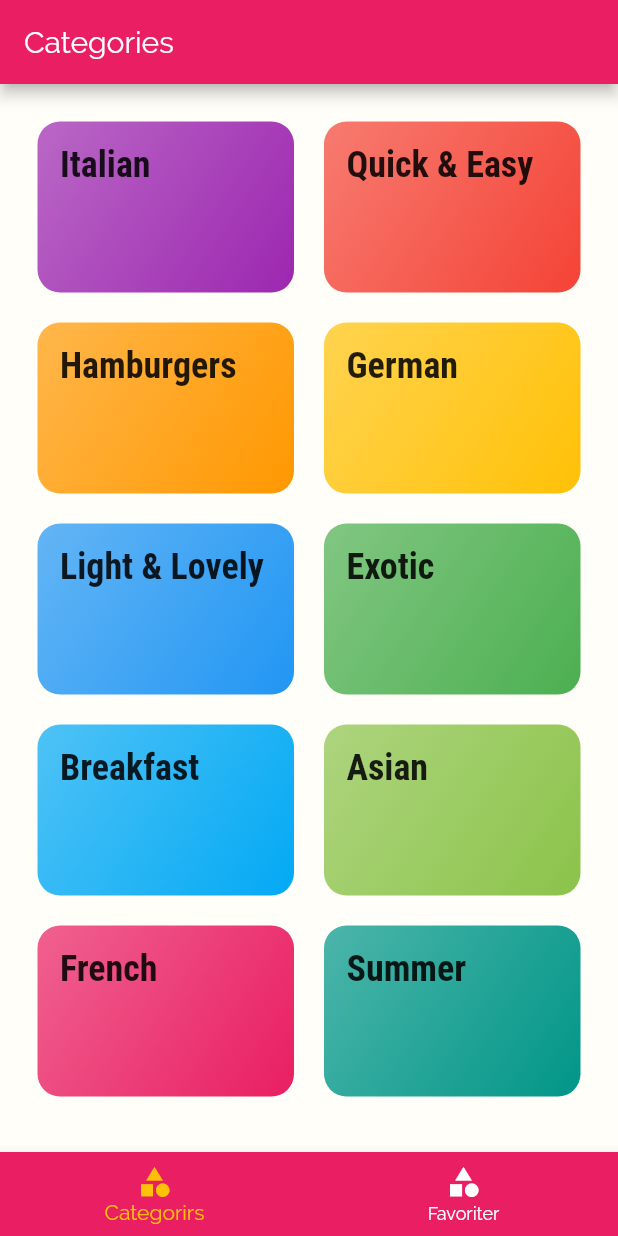
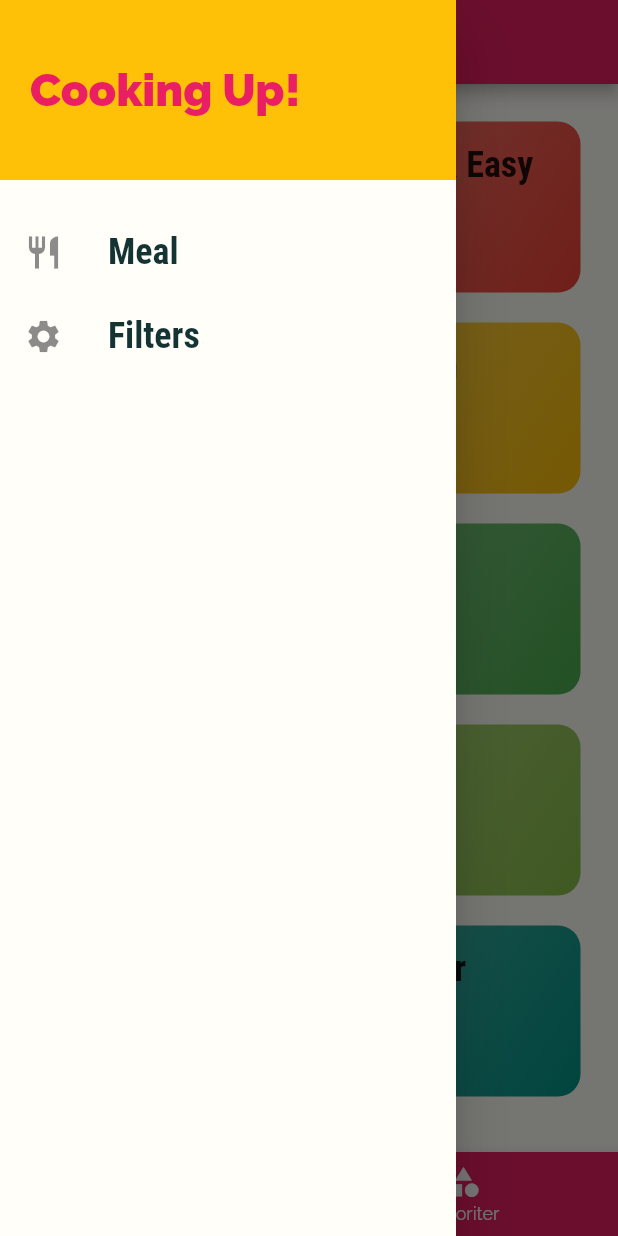
Before and after one commit to JakapongMo/meals_app, a Flutter app: the screen it shows after launch, with the side drawer open (before the commit the screen has no drawer), on a phone screen of 412 x 824 dp. Run offline on Flutter 3.47's test engine with Material 2 defaults, Android fonts, the phone set to English and light mode, and no system bars.

Commit message:
Add main drewer

```diff
--- a/lib/Screens/tabs_screen.dart
+++ b/lib/Screens/tabs_screen.dart
@@ -1,6 +1,7 @@
 import 'package:flutter/material.dart';
 import 'package:meals_app/Screens/categories_screen.dart';
 import 'package:meals_app/Screens/favorites_screen.dart';
+import 'package:meals_app/widgets/main_drawer.dart';
 
 class TabsScreen extends StatefulWidget {
   @override
@@ -27,6 +28,7 @@ class _TabsScreenState extends State<TabsScreen> {
           appBar: AppBar(
             title: Text(_pages[_seletedPageIndex]['title']),
           ),
+          drawer: MainDrawer(),
           body: _pages[_seletedPageIndex]['page'],
           bottomNavigationBar: BottomNavigationBar(
             onTap: _selectPage,
--- /dev/null
+++ b/lib/widgets/main_drawer.dart
@@ -0,0 +1,47 @@
+import 'package:flutter/material.dart';
+
+class MainDrawer extends StatelessWidget {
+
+  Widget builListTile(String title, IconData icon) {
+    return ListTile(
+            leading: Icon(
+              icon,
+              size: 26,),
+              title: Text(
+                title,
+                style: TextStyle(
+                  fontFamily: 'RobotoCondensed',
+                  fontSize: 24,
+                  fontWeight: FontWeight.bold,
+                ),
+              ),
+              onTap: () {
+                //..
+              },
+          );
+  }
+
+  @override
+  Widget build(BuildContext context) {
+    return Drawer(
+      child: Column(
+        children: <Widget>[
+          Container(
+            height: 120,
+            width: double.infinity,
+            padding: EdgeInsets.all(20),
+            alignment: Alignment.centerLeft,
+            color: Theme.of(context).accentColor,
+            child: Text('Cooking Up!', style: TextStyle(
+              fontWeight: FontWeight.w900,
+              fontSize: 30,
+              color: Theme.of(context).primaryColor,            ),),
+          ),
+          SizedBox(height: 20,),
+          builListTile('Meal', Icons.restaurant),
+          builListTile('Filters', Icons.settings),
+        ],
+      ),
+    );
+  }
+}
```
